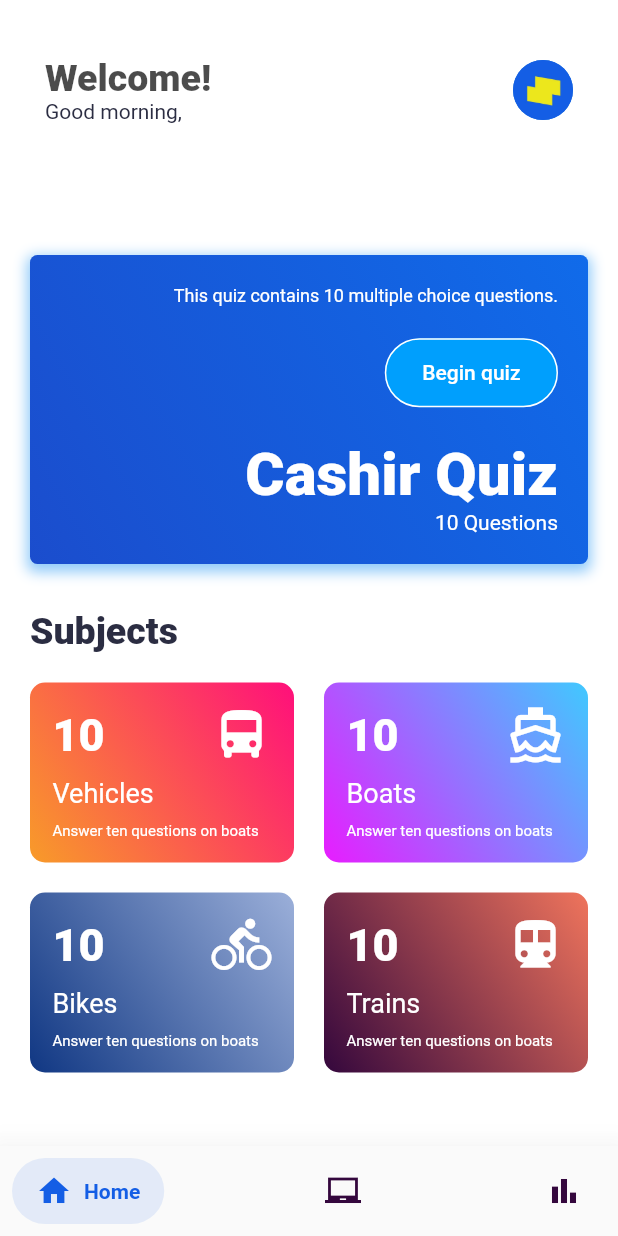
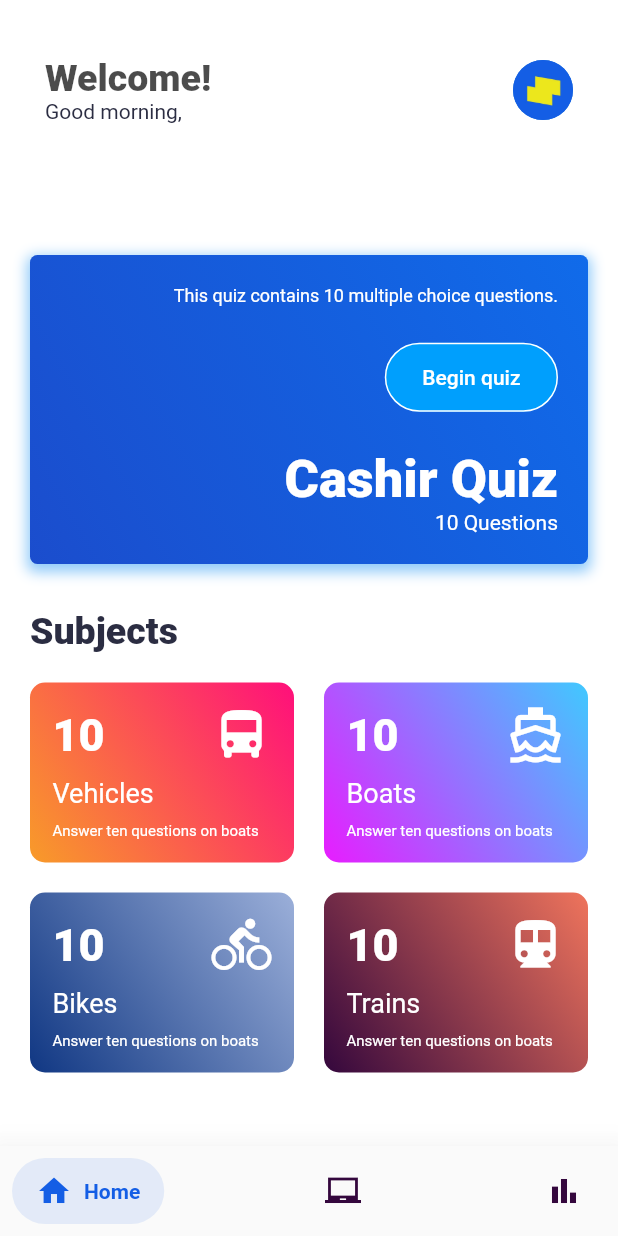
Before and after one commit to JustineUgo/cashir_quiz, a Flutter app: the screen it shows after launch, on a phone screen of 412 x 824 dp. Run offline on Flutter 3.47's test engine with Material 2 defaults, Android fonts, the light colour scheme and no system bars; drawn by our look-alikes of salomon_bottom_bar; our stand-ins replace cool_alert, get, get_storage.

Commit message:
ui changes on survey card

```diff
--- a/lib/app/modules/home/views/survey_view.dart
+++ b/lib/app/modules/home/views/survey_view.dart
@@ -107,7 +107,7 @@ Widget surveyCard(BuildContext context, List questions){
     onTap: () => Get.to(()=> HistoryView(), binding: HistoryBinding(), arguments: {'questions': questions}),
     child: Container(
       padding: EdgeInsets.all(20),
-      height: 100,
+      height: 90,
       margin: EdgeInsets.only(bottom: 10),
       decoration: BoxDecoration(
         boxShadow: [
@@ -134,7 +134,7 @@ Widget surveyCard(BuildContext context, List questions){
             radius: 30,
             backgroundColor: AppTheme.white,
             child: CircleAvatar(
-              radius: 28,
+              radius: 24,
               backgroundColor: AppTheme.blue,
               child: Icon(Icons.directions_bus, color: AppTheme.white, ),
             ),
--- a/lib/app/modules/home/views/welcome_view.dart
+++ b/lib/app/modules/home/views/welcome_view.dart
@@ -108,7 +108,7 @@ class WelcomeView extends GetView {
                             Text(
                               'Cashir Quiz',
                               textAlign: TextAlign.right,
-                              style: Theme.of(context).textTheme.headline1!.copyWith(color: AppTheme.white, fontSize: 40),
+                              style: Theme.of(context).textTheme.headline1!.copyWith(color: AppTheme.white, fontSize: 35),
                             ),
                             Text(
                               '10 Questions',
```
